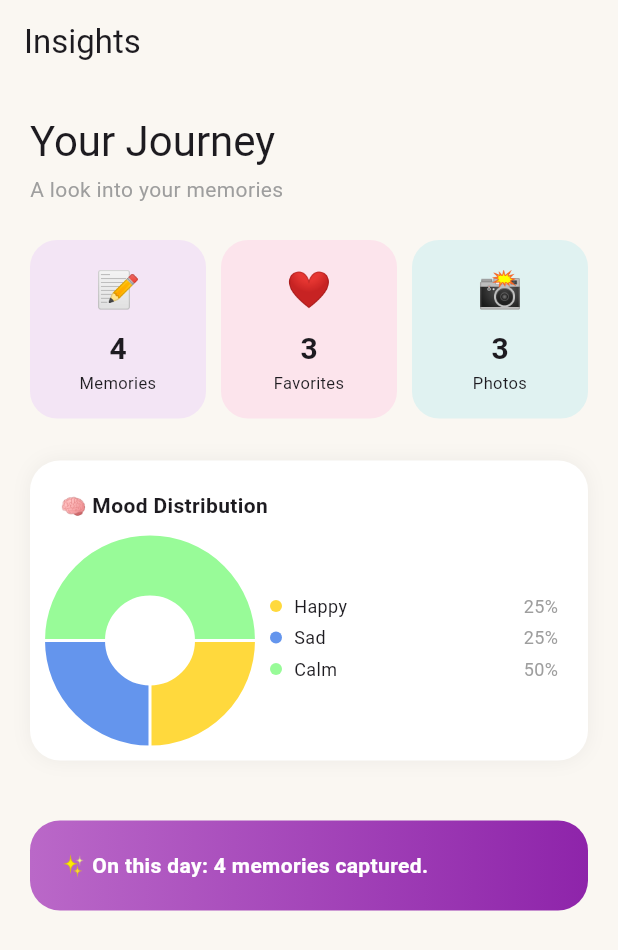
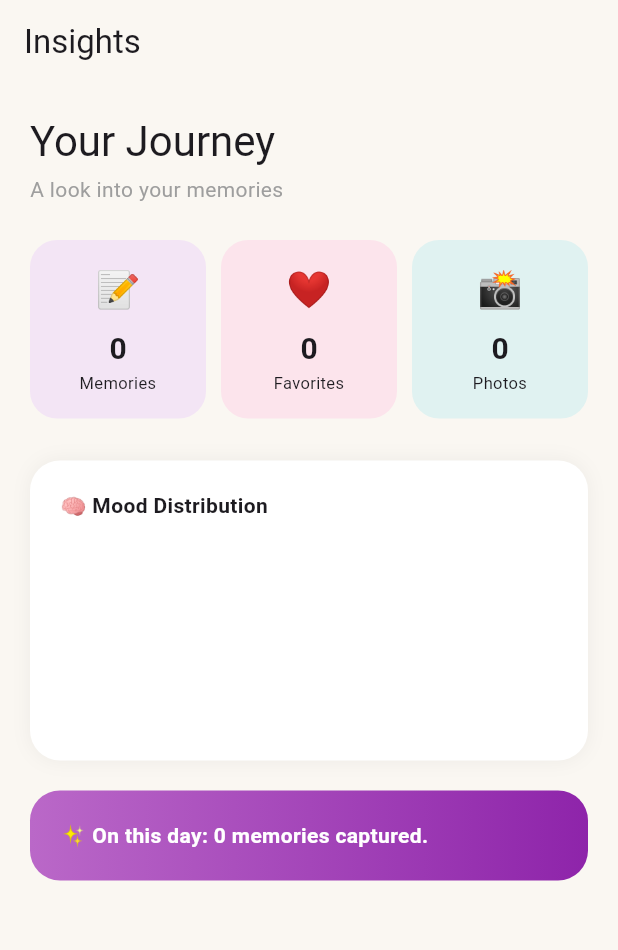
Before and after one commit to LobnaWafe/Memo, a Flutter app: the InsightsView screen opened by its route, on a phone screen of 412 x 824 dp. Shown: the top 950 px of the screen. Run offline on Flutter 3.47's test engine with Material 3 defaults, Android fonts, the phone set to English and light mode, and no system bars; drawn by our look-alikes of fl_chart; our stand-ins replace bloc, flutter_bloc, go_router, hive, hive_flutter, image_picker and 1 more; accounts and stored records are empty.

Commit message:
insights logic

```diff
--- a/lib/features/add_memory/presentation/views/add_memory_view.dart
+++ b/lib/features/add_memory/presentation/views/add_memory_view.dart
@@ -13,6 +13,8 @@ class AddMemoryView extends StatelessWidget {
     return Scaffold(
       backgroundColor: AppColors.creamWhite,
       appBar: AppBar(
+        surfaceTintColor: Colors.transparent,
+        elevation: 0,
         backgroundColor: AppColors.creamWhite,
         title: const Text('New Memory'),
       ),
--- a/lib/features/add_memory/presentation/widgets/add_memory_view_body.dart
+++ b/lib/features/add_memory/presentation/widgets/add_memory_view_body.dart
@@ -197,12 +197,17 @@ class _AddMemoryViewBodyState
           const SizedBox(height: 10),
 
           TextFormField(
+
             controller: description,
             maxLines: 5,
             decoration: InputDecoration(
+              fillColor: Colors.white,
+              filled: true,
               hintText: "Write your memory here...",
               border: OutlineInputBorder(
+                borderSide: BorderSide.none,
                 borderRadius: BorderRadius.circular(16),
+
               ),
             ),
           ),
--- a/lib/features/home/presentation/search view .dart
+++ b/lib/features/home/presentation/search view .dart
@@ -4,8 +4,8 @@ import 'package:go_router/go_router.dart';
 import 'package:intl/intl.dart';
 import 'package:memo/core/app_colors.dart';
 import 'package:memo/core/utlis/app_router.dart';
-import 'package:memo/features/home/presentation/cubit/search_cubit.dart';
-import 'package:memo/features/home/presentation/cubit/search_state.dart';
+import 'package:memo/features/home/presentation/search/search_cubit.dart';
+import 'package:memo/features/home/presentation/search/search_state.dart';
 import 'package:memo/shared/data/memory_model.dart';
 
 class SearchView extends StatelessWidget {
--- a/lib/features/home/presentation/cubit/search_cubit.dart
+++ b/lib/features/home/presentation/search/search_cubit.dart
@@ -1,5 +1,5 @@
 import 'package:bloc/bloc.dart';
-import 'package:memo/features/home/presentation/cubit/search_state.dart';
+import 'package:memo/features/home/presentation/search/search_state.dart';
 import 'package:memo/shared/data/memory_model.dart';
 import 'package:memo/shared/repo/memory_repo_imp.dart';
 
--- a/lib/features/home/presentation/widgets/home_view_body.dart
+++ b/lib/features/home/presentation/widgets/home_view_body.dart
@@ -180,15 +180,16 @@ class _HomeAppBar extends StatelessWidget {
         ),
       ),
       actions: [
-        Builder(
-          builder: (ctx) => IconButton(
-            icon: Icon(
-              isDark ? Icons.light_mode_rounded : Icons.dark_mode_rounded,
-              color: isDark ? AppColors.darkTextPrimary : AppColors.textPrimary,
-            ),
-            onPressed: () {},
-          ),
-        ),
+        // Builder(
+        //   builder: (ctx) =>
+        //   IconButton(
+        //     icon: Icon(
+        //       isDark ? Icons.light_mode_rounded : Icons.dark_mode_rounded,
+        //       color: isDark ? AppColors.darkTextPrimary : AppColors.textPrimary,
+        //     ),
+        //     onPressed: () {},
+        //   ),
+        // ),
         IconButton(
           icon: Icon(
             Icons.search_rounded,
--- /dev/null
+++ b/lib/features/insights/presentation/view_model/cubit/insights_cubit.dart
@@ -0,0 +1,23 @@
+import 'package:bloc/bloc.dart';
+import 'package:memo/shared/data/memory_model.dart';
+import 'package:memo/shared/repo/memory_repo_imp.dart';
+import 'package:meta/meta.dart';
+
+part 'insights_state.dart';
+
+class InsightsCubit extends Cubit<InsightsState> {
+  InsightsCubit() : super(InsightsInitial());
+
+  final MemoryRepoImpl repo = MemoryRepoImpl();
+
+  void getMemories() {
+    try {
+      emit(InsightsLoading());
+      final memories = repo.getMemories();
+      //memories.sort((a, b) => b.time.compareTo(a.time));
+      emit(InsightsSuccess(memoryModel:memories));
+    } catch (e) {
+      emit(InsightsFailure(errMsg:e.toString()));
+    }
+  }
+}
--- /dev/null
+++ b/lib/features/insights/presentation/view_model/cubit/insights_state.dart
@@ -0,0 +1,18 @@
+part of 'insights_cubit.dart';
+
+@immutable
+sealed class InsightsState {}
+
+final class InsightsInitial extends InsightsState {}
+final class InsightsLoading extends InsightsState {}
+final class InsightsSuccess extends InsightsState {
+  final List<MemoryModel> memoryModel;
+
+  InsightsSuccess({required this.memoryModel});
+}
+final class InsightsFailure extends InsightsState {
+  final String errMsg;
+
+  InsightsFailure({required this.errMsg});
+
+}
--- a/lib/features/insights/presentation/views/insights_view.dart
+++ b/lib/features/insights/presentation/views/insights_view.dart
@@ -1,5 +1,7 @@
 import 'package:flutter/material.dart';
+import 'package:flutter_bloc/flutter_bloc.dart';
 import 'package:memo/core/app_colors.dart';
+import 'package:memo/features/insights/presentation/view_model/cubit/insights_cubit.dart';
 import 'package:memo/features/insights/presentation/widgets/insights_view_body.dart';
 
 class InsightsView extends StatelessWidget {
@@ -8,13 +10,16 @@ class InsightsView extends StatelessWidget {
   @override
   Widget build(BuildContext context) {
     return Scaffold(
-           backgroundColor:  AppColors.creamWhite,
+      backgroundColor: AppColors.creamWhite,
       appBar: AppBar(
         backgroundColor: AppColors.creamWhite,
         title: const Text('Insights'),
       ),
-      body: SafeArea(child:
-      InsightsViewBody()
+      body: SafeArea(
+        child: BlocProvider(
+          create: (context) => InsightsCubit(),
+          child: InsightsViewBody(),
+        ),
       ),
     );
   }
--- a/lib/features/insights/presentation/widgets/insights_view_body.dart
+++ b/lib/features/insights/presentation/widgets/insights_view_body.dart
@@ -1,76 +1,78 @@
 import 'package:fl_chart/fl_chart.dart';
 import 'package:flutter/material.dart';
+import 'package:flutter_bloc/flutter_bloc.dart';
+import 'package:memo/features/insights/presentation/view_model/cubit/insights_cubit.dart';
+import 'package:memo/features/insights/presentation/widgets/on_this_day_card.dart';
+import 'package:memo/shared/data/memory_model.dart';
 
 class InsightsViewBody extends StatefulWidget {
   const InsightsViewBody({super.key});
 
   @override
-  State<InsightsViewBody> createState() => _InsightsScreenState();
+  State<InsightsViewBody> createState() => _InsightsViewBodyState();
 }
 
-class _InsightsScreenState extends State<InsightsViewBody> {
-  // ✅ بيانات تجريبية
-  final List<Map<String, dynamic>> memories = [
-    {
-      "date": DateTime.now(),
-      "isFavorite": true,
-      "hasImage": true,
-      "mood": "Happy",
-      "text": "Great day!",
-    },
-    {
-      "date": DateTime.now().subtract(const Duration(days: 1)),
-      "isFavorite": false,
-      "hasImage": false,
-      "mood": "Sad",
-      "text": "Stressful",
-    },
-    {
-      "date": DateTime.now().subtract(const Duration(days: 2)),
-      "isFavorite": true,
-      "hasImage": true,
-      "mood": "Calm",
-      "text": "Relaxing",
-    },
-    {
-      "date": DateTime.now().subtract(const Duration(days: 2)),
-      "isFavorite": true,
-      "hasImage": true,
-      "mood": "Calm",
-      "text": "Relaxing",
-    },
-  ];
+class _InsightsViewBodyState extends State<InsightsViewBody> {
+  @override
+  void initState() {
+    super.initState();
+    context.read<InsightsCubit>().getMemories();
+  }
 
-  Map<String, int> get moodDistribution {
+  Map<String, int> getMoodDistribution(List<MemoryModel> memories) {
     final Map<String, int> dist = {};
-    for (var m in memories) {
-      String mood = m["mood"];
+
+    for (var memory in memories) {
+      final mood = memory.feelingName;
+
       dist[mood] = (dist[mood] ?? 0) + 1;
     }
+
     return dist;
   }
 
   @override
   Widget build(BuildContext context) {
-    final isDark = Theme.of(context).brightness == Brightness.dark;
+    return BlocBuilder<InsightsCubit, InsightsState>(
+      builder: (context, state) {
+        if (state is InsightsLoading) {
+          return const Center(child: CircularProgressIndicator());
+        }
+
+        if (state is InsightsFailure) {
+          return Center(child: Text(state.errMsg));
+        }
+
+        if (state is InsightsSuccess) {
+          final memories = state.memoryModel;
+
           final totalCount = memories.length;
-    final favoritesCount = memories
-        .where((m) => m["isFavorite"] == true)
+
+          final favoritesCount = memories.where((m) => m.isFav).length;
+
+          final withImagesCount = memories
+              .where((m) => m.imagePath != null)
               .length;
-    final withImagesCount = memories.where((m) => m["hasImage"] == true).length;
+
+          final moodDistribution = getMoodDistribution(memories);
 
           return ListView(
             padding: const EdgeInsets.all(20),
             children: [
-        Text('Your Journey', style: Theme.of(context).textTheme.headlineMedium),
+              Text(
+                'Your Journey',
+                style: Theme.of(context).textTheme.headlineMedium,
+              ),
+
               const SizedBox(height: 4),
+
               const Text(
                 'A look into your memories',
                 style: TextStyle(color: Colors.grey),
               ),
+
               const SizedBox(height: 24),
 
-        // ✅ بطاقات الإحصائيات بشكل مبسط
               Row(
                 children: [
                   _buildExpandedStat(
@@ -79,14 +81,18 @@ class _InsightsScreenState extends State<InsightsViewBody> {
                     '📝',
                     Colors.purple.shade50,
                   ),
+
                   const SizedBox(width: 10),
+
                   _buildExpandedStat(
                     '$favoritesCount',
                     'Favorites',
                     '❤️',
                     Colors.pink.shade50,
                   ),
+
                   const SizedBox(width: 10),
+
                   _buildExpandedStat(
                     '$withImagesCount',
                     'Photos',
@@ -98,17 +104,19 @@ class _InsightsScreenState extends State<InsightsViewBody> {
 
               const SizedBox(height: 28),
 
-        // ✅ توزيع الحالة المزاجية
-        _MoodDistributionCard(distribution: moodDistribution, isDark: isDark),
+              MoodDistributionCard(distribution: moodDistribution),
 
               const SizedBox(height: 20),
 
-        const SizedBox(height: 20),
-
-        _OnThisDayCard(memories: memories),
+              OnThisDayCard(memories: memories),
 
               const SizedBox(height: 40),
             ],
+          );
+        }
+
+        return const SizedBox();
+      },
     );
   }
 
@@ -119,23 +127,16 @@ class _InsightsScreenState extends State<InsightsViewBody> {
     Color bgColor,
   ) {
     return Expanded(
-      child: _StatCard(
-        value: value,
-        label: label,
-        emoji: emoji,
-        color: bgColor,
-      ),
+      child: StatCard(value: value, label: label, emoji: emoji, color: bgColor),
     );
   }
 }
 
-// --- الـ Widgets الفرعية ---
-
-class _StatCard extends StatelessWidget {
+class StatCard extends StatelessWidget {
   final String value, label, emoji;
   final Color color;
 
-  const _StatCard({
+  const StatCard({
     required this.value,
     required this.label,
     required this.emoji,
@@ -169,20 +170,16 @@ class _StatCard extends StatelessWidget {
   }
 }
 
-class _MoodDistributionCard extends StatefulWidget {
+class MoodDistributionCard extends StatefulWidget {
   final Map<String, int> distribution;
-  final bool isDark;
 
-  const _MoodDistributionCard({
-    required this.distribution,
-    required this.isDark,
-  });
+  const MoodDistributionCard({required this.distribution});
 
   @override
-  State<_MoodDistributionCard> createState() => _MoodDistributionCardState();
+  State<MoodDistributionCard> createState() => _MoodDistributionCardState();
 }
 
-class _MoodDistributionCardState extends State<_MoodDistributionCard> {
+class _MoodDistributionCardState extends State<MoodDistributionCard> {
   int _touchedIndex = -1;
 
   @override
@@ -193,7 +190,7 @@ class _MoodDistributionCardState extends State<_MoodDistributionCard> {
     return Container(
       padding: const EdgeInsets.all(20),
       decoration: BoxDecoration(
-        color: widget.isDark ? Colors.grey[900] : Colors.white,
+        color: Colors.white,
         borderRadius: BorderRadius.circular(20),
         boxShadow: [
           BoxShadow(color: Colors.black.withOpacity(0.05), blurRadius: 10),
@@ -214,6 +211,21 @@ class _MoodDistributionCardState extends State<_MoodDistributionCard> {
                 width: 120,
                 child: PieChart(
                   PieChartData(
+                    pieTouchData: PieTouchData(
+                      touchCallback: (event, response) {
+                        setState(() {
+                          if (!event.isInterestedForInteractions ||
+                              response == null ||
+                              response.touchedSection == null) {
+                            _touchedIndex = -1;
+                            return;
+                          }
+
+                          _touchedIndex =
+                              response.touchedSection!.touchedSectionIndex;
+                        });
+                      },
+                    ),
                     sectionsSpace: 2,
                     centerSpaceRadius: 30,
                     sections: sortedEntries.asMap().entries.map((e) {
@@ -290,29 +302,3 @@ class _MoodDistributionCardState extends State<_MoodDistributionCard> {
     }
   }
 }
-
-class _OnThisDayCard extends StatelessWidget {
-  final List memories;
-  const _OnThisDayCard({required this.memories});
-
-  @override
-  Widget build(BuildContext context) {
-    return Container(
-      width: double.infinity,
-      padding: const EdgeInsets.all(20),
-      decoration: BoxDecoration(
-        gradient: LinearGradient(
-          colors: [Colors.purple.shade300, Colors.purple.shade600],
-        ),
-        borderRadius: BorderRadius.circular(20),
-      ),
-      child: Text(
-        "✨ On this day: ${memories.length} memories captured.",
-        style: const TextStyle(
-          color: Colors.white,
-          fontWeight: FontWeight.bold,
-        ),
-      ),
-    );
-  }
-}
--- /dev/null
+++ b/lib/features/insights/presentation/widgets/on_this_day_card.dart
@@ -0,0 +1,29 @@
+
+import 'package:flutter/material.dart';
+import 'package:flutter/widgets.dart';
+
+class OnThisDayCard extends StatelessWidget {
+  final List memories;
+  const OnThisDayCard({required this.memories});
+
+  @override
+  Widget build(BuildContext context) {
+    return Container(
+      width: double.infinity,
+      padding: const EdgeInsets.all(20),
+      decoration: BoxDecoration(
+        gradient: LinearGradient(
+          colors: [Colors.purple.shade300, Colors.purple.shade600],
+        ),
+        borderRadius: BorderRadius.circular(20),
+      ),
+      child: Text(
+        "✨ On this day: ${memories.length} memories captured.",
+        style: const TextStyle(
+          color: Colors.white,
+          fontWeight: FontWeight.bold,
+        ),
+      ),
+    );
+  }
+}
--- a/lib/shared/repo/memory_repo_imp.dart
+++ b/lib/shared/repo/memory_repo_imp.dart
@@ -1,6 +1,4 @@
 import 'dart:io';
-
-
 import 'package:hive_flutter/hive_flutter.dart';
 import 'package:memo/shared/data/memory_model.dart';
 
```
Also changed, not shown: lib/features/home/presentation/search/search_state.dart (renamed from lib/features/home/presentation/cubit/search_state.dart). Lines whose indentation alone changed are shown as unchanged.
